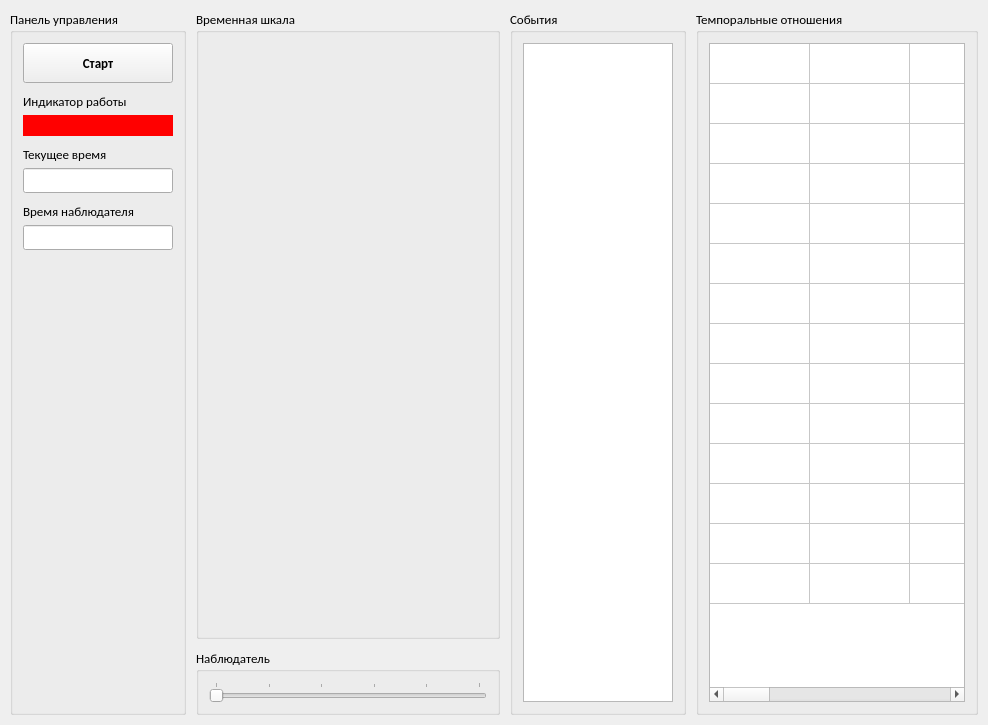
Above: ui/main_window.ui from WeeIIer/knowledge_representation-lab_1 before the change. Below: the same form after it.
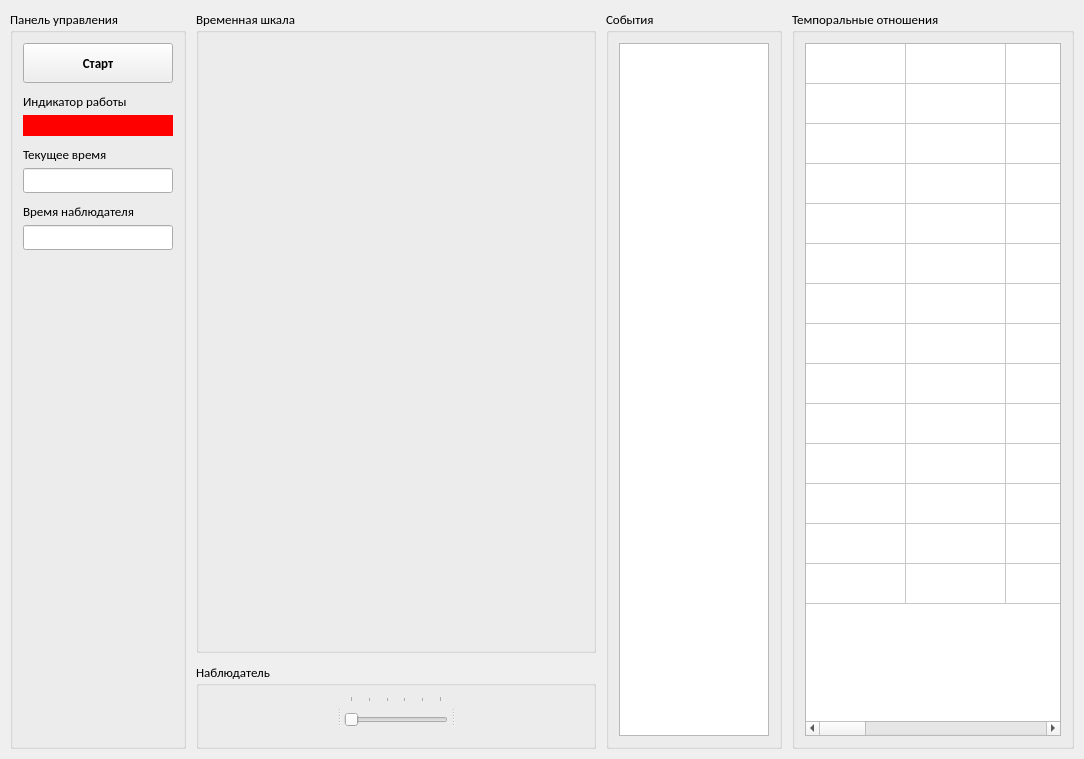
That is the form after the change.

```diff
--- a/ui/main_window.ui
+++ b/ui/main_window.ui
@@ -6,8 +6,8 @@
    <rect>
     <x>0</x>
     <y>0</y>
-    <width>988</width>
-    <height>725</height>
+    <width>1084</width>
+    <height>759</height>
    </rect>
   </property>
   <property name="sizePolicy">
@@ -306,6 +306,9 @@
           <string>Наблюдатель</string>
          </property>
          <layout class="QVBoxLayout" name="verticalLayout_3">
+          <property name="spacing">
+           <number>0</number>
+          </property>
           <property name="leftMargin">
            <number>10</number>
           </property>
@@ -319,7 +322,34 @@
            <number>10</number>
           </property>
           <item>
+           <widget class="QSplitter" name="splitter_2">
+            <property name="orientation">
+             <enum>Qt::Horizontal</enum>
+            </property>
+            <property name="handleWidth">
+             <number>10</number>
+            </property>
+            <widget class="QFrame" name="frame_3">
+             <property name="frameShape">
+              <enum>QFrame::NoFrame</enum>
+             </property>
+             <property name="frameShadow">
+              <enum>QFrame::Raised</enum>
+             </property>
+            </widget>
            <widget class="QSlider" name="slider_user_time">
+             <property name="sizePolicy">
+              <sizepolicy hsizetype="Preferred" vsizetype="Fixed">
+               <horstretch>0</horstretch>
+               <verstretch>0</verstretch>
+              </sizepolicy>
+             </property>
+             <property name="minimumSize">
+              <size>
+               <width>0</width>
+               <height>40</height>
+              </size>
+             </property>
             <property name="maximum">
              <number>5</number>
             </property>
@@ -330,6 +360,15 @@
              <enum>QSlider::TicksAbove</enum>
             </property>
            </widget>
+            <widget class="QFrame" name="frame_4">
+             <property name="frameShape">
+              <enum>QFrame::NoFrame</enum>
+             </property>
+             <property name="frameShadow">
+              <enum>QFrame::Raised</enum>
+             </property>
+            </widget>
+           </widget>
           </item>
          </layout>
         </widget>
@@ -347,7 +386,7 @@
        <property name="title">
         <string>События</string>
        </property>
-       <layout class="QHBoxLayout" name="horizontalLayout">
+       <layout class="QVBoxLayout" name="verticalLayout_2">
         <property name="spacing">
          <number>10</number>
         </property>
```
Lines whose indentation alone changed are shown as unchanged.
